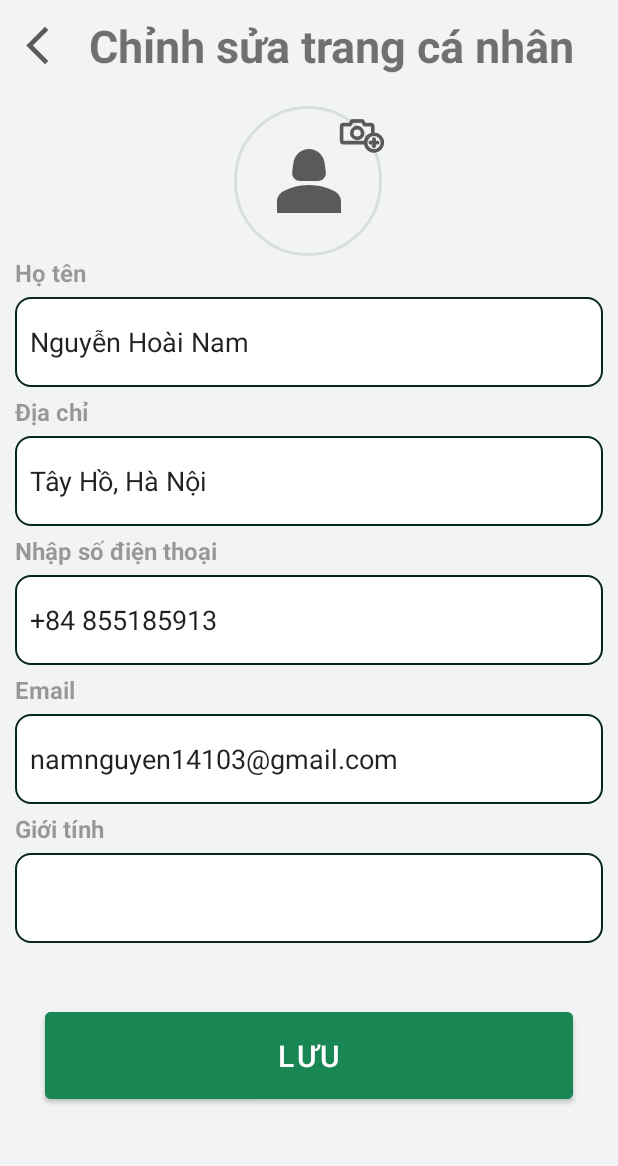
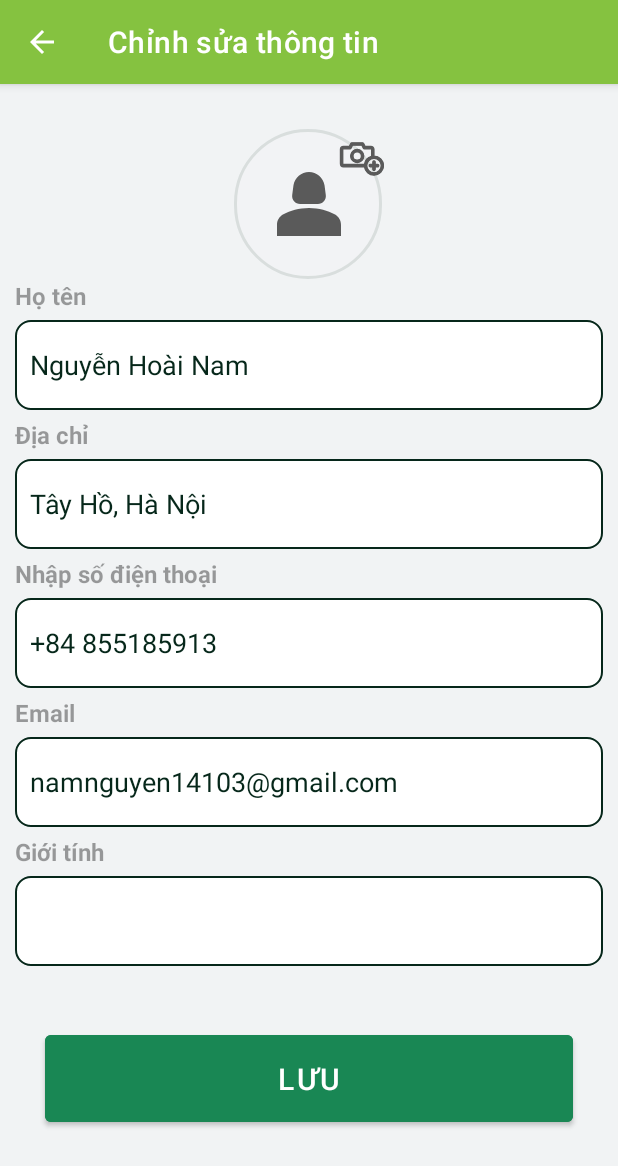
Before and after one commit to levanthoi/Book-Pitch, an Android app: the EditProfileActivity screen opened directly, with no data from a screen before it, on a phone screen of 412 x 824 dp. Shown: the top 1166 px of the screen. Run offline under Robolectric (Android 15) with nearby library versions, the phone set to English and light mode, and no system bars.

Commit message:
update liên kết các activity

```diff
--- a/app/src/main/java/com/example/book_pitch/Activities/EditProfileActivity.java
+++ b/app/src/main/java/com/example/book_pitch/Activities/EditProfileActivity.java
@@ -12,5 +12,17 @@ public class EditProfileActivity extends AppCompatActivity {
     protected void onCreate(Bundle savedInstanceState) {
         super.onCreate(savedInstanceState);
         setContentView(R.layout.activity_edit_profile);
+
+        getSupportActionBar().setTitle(R.string.edit_profile);
+        getSupportActionBar().setDisplayHomeAsUpEnabled(true);
+
+        String source = getIntent().getStringExtra("source");
+
+//        switch (source){
+//            case "PaymentActivity":
+//
+//        }
     }
+
+
 }
--- a/app/src/main/res/layout/activity_edit_profile.xml
+++ b/app/src/main/res/layout/activity_edit_profile.xml
@@ -11,24 +11,24 @@
         android:layout_height="match_parent"
         android:orientation="vertical"
         android:padding="10dp">
-        <LinearLayout
-            android:layout_width="match_parent"
-            android:layout_height="wrap_content"
-            android:orientation="horizontal"
-            android:gravity="center">
-            <TextView
-                android:layout_width="wrap_content"
-                android:layout_height="wrap_content"
-                android:background="@drawable/previous"/>
-            <TextView
-                android:layout_width="0dp"
-                android:layout_height="wrap_content"
-                android:text="Chỉnh sửa trang cá nhân"
-                android:layout_weight="1"
-                android:textSize="30dp"
-                android:textStyle="bold"
-                android:gravity="center"/>
-        </LinearLayout>
+<!--        <LinearLayout-->
+<!--            android:layout_width="match_parent"-->
+<!--            android:layout_height="wrap_content"-->
+<!--            android:orientation="horizontal"-->
+<!--            android:gravity="center">-->
+<!--            <TextView-->
+<!--                android:layout_width="wrap_content"-->
+<!--                android:layout_height="wrap_content"-->
+<!--                android:background="@drawable/previous"/>-->
+<!--            <TextView-->
+<!--                android:layout_width="0dp"-->
+<!--                android:layout_height="wrap_content"-->
+<!--                android:text="Chỉnh sửa trang cá nhân"-->
+<!--                android:layout_weight="1"-->
+<!--                android:textSize="30dp"-->
+<!--                android:textStyle="bold"-->
+<!--                android:gravity="center"/>-->
+<!--        </LinearLayout>-->
         <View
             android:layout_width="match_parent"
             android:layout_height="20dp"/>
--- a/app/src/main/res/layout/bottom_sheet.xml
+++ b/app/src/main/res/layout/bottom_sheet.xml
@@ -36,7 +36,9 @@
             <androidx.recyclerview.widget.RecyclerView
                 android:id="@+id/rcl_label_pitch"
                 android:layout_width="match_parent"
-                android:layout_height="wrap_content"/>
+                android:layout_height="wrap_content"
+                android:layout_marginTop="8dp"
+                android:layout_marginBottom="8dp"/>
 
             <!-- Chọn thời lượng đá           -->
             <TextView
--- a/app/src/main/res/values/strings.xml
+++ b/app/src/main/res/values/strings.xml
@@ -31,4 +31,8 @@
     <string name="account">Tài khoản</string>
     <string name="news">Tin tức</string>
     <string name="pitch">Đặt sân</string>
+
+    <!-- Actionbar   -->
+    <string name="payment_info">Thông tin thanh toán</string>
+    <string name="edit_profile">Chỉnh sửa thông tin</string>
 </resources>
--- a/app/src/main/res/values/themes.xml
+++ b/app/src/main/res/values/themes.xml
@@ -1,9 +1,11 @@
 <resources xmlns:tools="http://schemas.android.com/tools">
     <!-- Base application theme. -->
-    <style name="Base.Theme.BookPitch" parent="Theme.MaterialComponents.DayNight.NoActionBar">
+    <style name="Base.Theme.BookPitch" parent="Theme.MaterialComponents.DayNight.DarkActionBar">
         <!-- Customize your light theme here. -->
         <!-- <item name="colorPrimary">@color/my_light_primary</item> -->
         <item name="android:windowBackground">@color/gray</item>
+        <item name="android:textColorPrimary">@color/black</item>
+        <item name="colorPrimary">@color/lightGreen</item>
     </style>
 
     <style name="Theme.BookPitch" parent="Base.Theme.BookPitch" />
@@ -12,7 +14,14 @@
         <item name="postSplashScreenTheme">@style/Theme.BookPitch</item>
         <item name="windowSplashScreenAnimatedIcon">@drawable/animated_logo</item>
     </style>
+
+    <style name="AppTheme.NoActionBar" parent="Theme.MaterialComponents.Light.NoActionBar">
+        <item name="windowActionBar">false</item>
+        <item name="windowNoTitle">true</item>
+        <item name="android:windowAnimationStyle">@null</item>
+    </style>
     <!-- <style name="AlertDialogCustom" parent="Theme.AppCompat.Light.Dialog.Alert">
         <item name="colorAccent">@color/darkGreen</item>
     </style> -->
+
 </resources>
```
Also changed, not shown: app/src/main/AndroidManifest.xml (+8 -2 lines), app/src/main/java/com/example/book_pitch/Activities/PaymentActivity.java (+28 -0 lines), app/src/main/java/com/example/book_pitch/Adapters/LabelPitchAdapter.java (+9 -1 lines), app/src/main/java/com/example/book_pitch/Fragment/BottomSheetFragment.java (+13 -1 lines), app/src/main/res/drawable/border_cardview.xml (added, +17 -0 lines), app/src/main/res/layout/activity_payment.xml (+17 -17 lines), app/src/main/res/layout/item_pitch_select.xml (+11 -6 lines).
